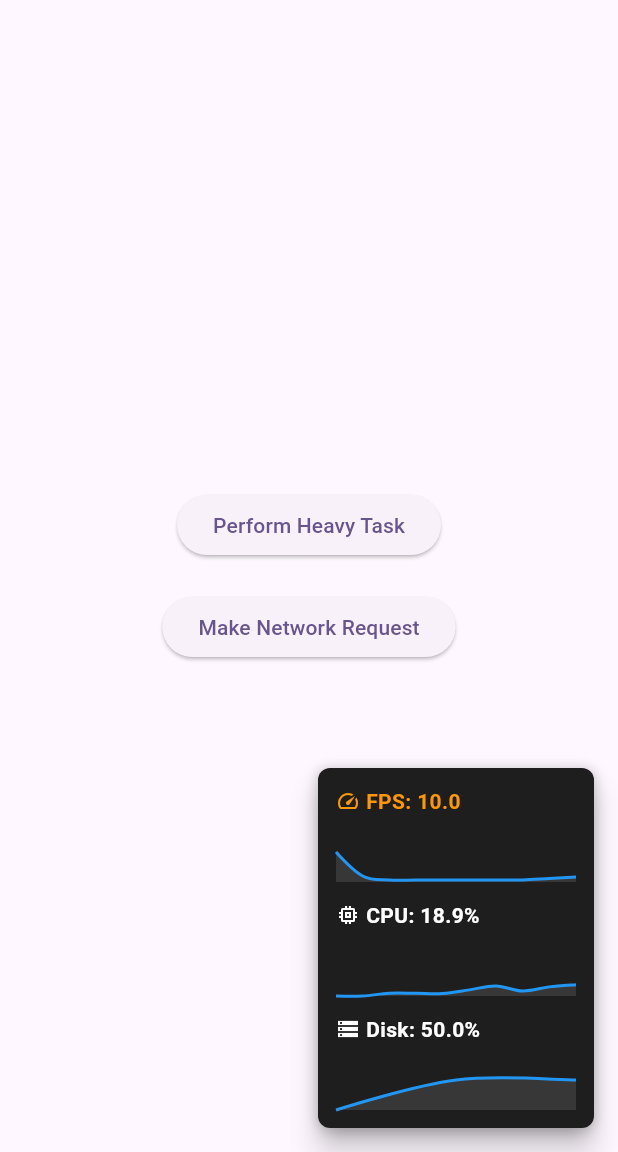
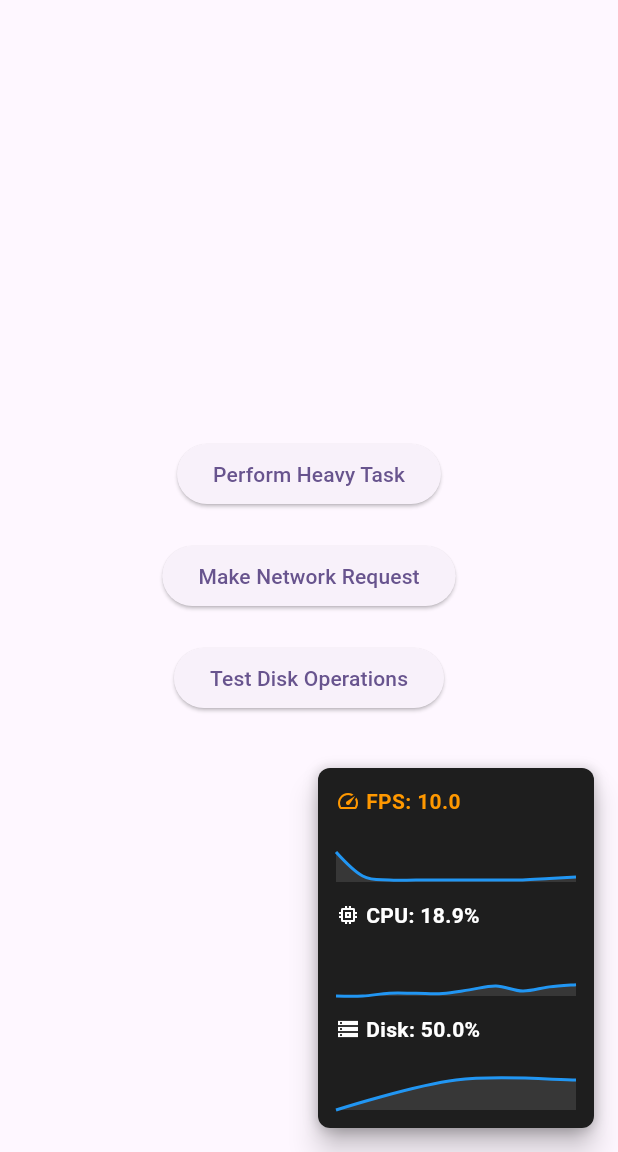
Before and after one commit to jamalihassan0307/flutter_performance_pulse, a Flutter app: the screen it shows after launch, after a tap on "Make Network Request", on a phone screen of 412 x 824 dp, the part 84-1236 px from its top. Run offline on Flutter 3.47's test engine with Material 3 defaults, Android fonts, the light colour scheme and no system bars; drawn by our look-alikes of fl_chart; our stand-ins replace battery_plus, device_info_plus, dio; network calls fail.

Commit message:
Add disk monitoring functionality to main application, including disk usage tests and UI updates. Implemented disk operations with file creation, size reporting, and error handling, enhancing overall performance monitoring capabilities.

```diff
--- a/example/lib/main.dart
+++ b/example/lib/main.dart
@@ -1,6 +1,8 @@
 import 'package:flutter/material.dart';
 import 'package:flutter_performance_pulse/flutter_performance_pulse.dart';
 import 'package:dio/dio.dart';
+import 'package:path_provider/path_provider.dart';
+import 'dart:io';
 
 void main() async {
   WidgetsFlutterBinding.ensureInitialized();
@@ -16,6 +18,8 @@ void main() async {
       enableNetworkMonitoring: true,
       enableBatteryMonitoring: true,
       enableDeviceInfo: true,
+      enableDiskMonitoring: true,
+      diskWarningThreshold: 85.0, // Warn at 85% disk usage
     ),
   );
 
@@ -46,6 +50,7 @@ class MyApp extends StatelessWidget {
                 child: PerformanceDashboard(
                   showFPS: true,
                   showCPU: true,
+                  showDisk: true, // Enable disk monitoring
                   theme: DashboardTheme(
                     backgroundColor: Color(0xFF1E1E1E),
                     textColor: Colors.white,
@@ -75,6 +80,7 @@ class MyHomePage extends StatefulWidget {
 class _MyHomePageState extends State<MyHomePage> {
   final Dio _dio = Dio();
   bool _isLoading = false;
+  String _diskStatus = '';
 
   // Simulate heavy computation
   void _performHeavyTask() {
@@ -93,6 +99,36 @@ class _MyHomePageState extends State<MyHomePage> {
       await _dio.get('https://jsonplaceholder.typicode.com/posts');
     } catch (e) {
       debugPrint('Network error: $e');
+    }
+  }
+
+  // Test disk operations
+  Future<void> _testDiskOperations() async {
+    setState(() => _isLoading = true);
+    try {
+      final appDir = await getApplicationDocumentsDirectory();
+      final testFile = File('${appDir.path}/test_file.txt');
+
+      // Generate a large string
+      final largeString = List.generate(1024 * 1024, (i) => 'A').join(); // 1MB string
+
+      // Write to file
+      await testFile.writeAsString(largeString);
+
+      // Read file stats
+      final fileStats = await testFile.stat();
+      setState(() {
+        _diskStatus = 'File size: ${(fileStats.size / 1024).toStringAsFixed(2)} KB';
+      });
+
+      // Clean up
+      await testFile.delete();
+    } catch (e) {
+      setState(() {
+        _diskStatus = 'Error: $e';
+      });
+    } finally {
+      setState(() => _isLoading = false);
     }
   }
 
@@ -119,6 +155,15 @@ class _MyHomePageState extends State<MyHomePage> {
               onPressed: _makeNetworkRequest,
               child: const Text('Make Network Request'),
             ),
+            const SizedBox(height: 20),
+            ElevatedButton(
+              onPressed: _testDiskOperations,
+              child: const Text('Test Disk Operations'),
+            ),
+            if (_diskStatus.isNotEmpty) ...[
+              const SizedBox(height: 10),
+              Text(_diskStatus),
+            ],
           ],
         ),
       ),
```
